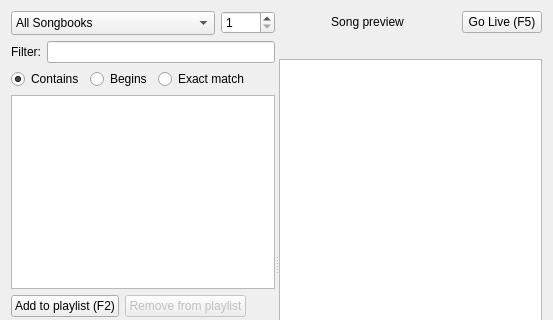
Before: the Qt Designer form src/songwidget.ui in SoftProjector/src, drawn with Qt 5; both pictures show x 0 to 553 and y 0 to 320 of the 553 by 528 pixel window.
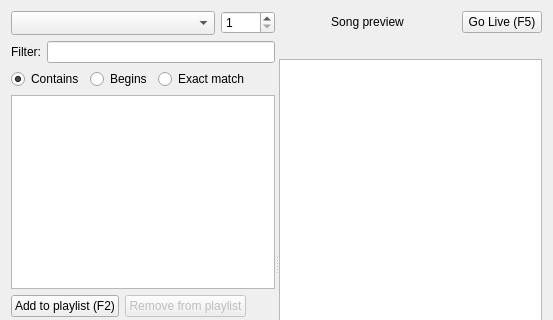
After: the same form once the commit is applied.

```diff
--- a/src/songwidget.ui
+++ b/src/songwidget.ui
@@ -52,11 +52,6 @@
            <property name="duplicatesEnabled">
             <bool>true</bool>
            </property>
-           <item>
-            <property name="text">
-             <string>All Songbooks</string>
-            </property>
-           </item>
           </widget>
          </item>
          <item>
```
Left out of the diff: 24 changed lines with no effect on the pictures.
